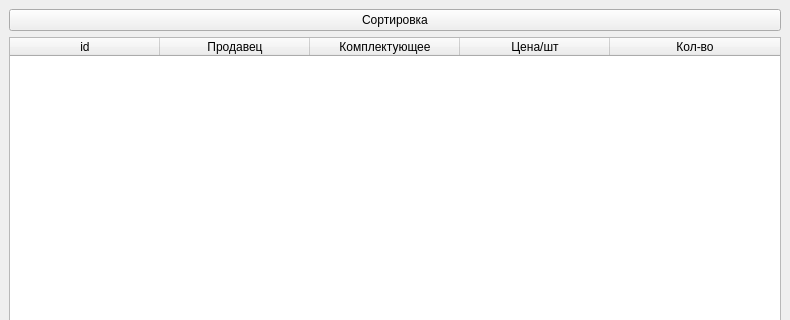
Old version of the form ui_qt/from_designer/main_window.ui in the repository OTBEPTKA1873/SMRP_Nef_Meh_MM-21-1B; both pictures show x 0 to 790 and y 0 to 320 of the 790 by 580 pixel window.
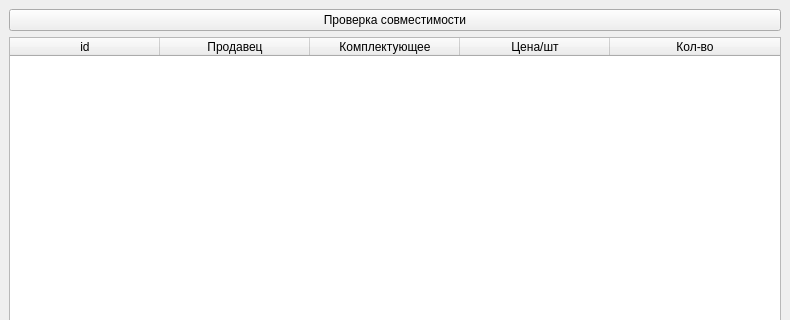
New version of the form. Icons and pictures are not drawn.

Commit message: Сделал py-файл нового окна

```diff
--- a/ui_qt/from_designer/main_window.ui
+++ b/ui_qt/from_designer/main_window.ui
@@ -22,7 +22,7 @@
     <item>
      <widget class="QPushButton" name="push_button_sort">
       <property name="text">
-       <string>Сортировка</string>
+       <string>Проверка совместимости</string>
       </property>
      </widget>
     </item>
```
The commit also changes 3 other files.
